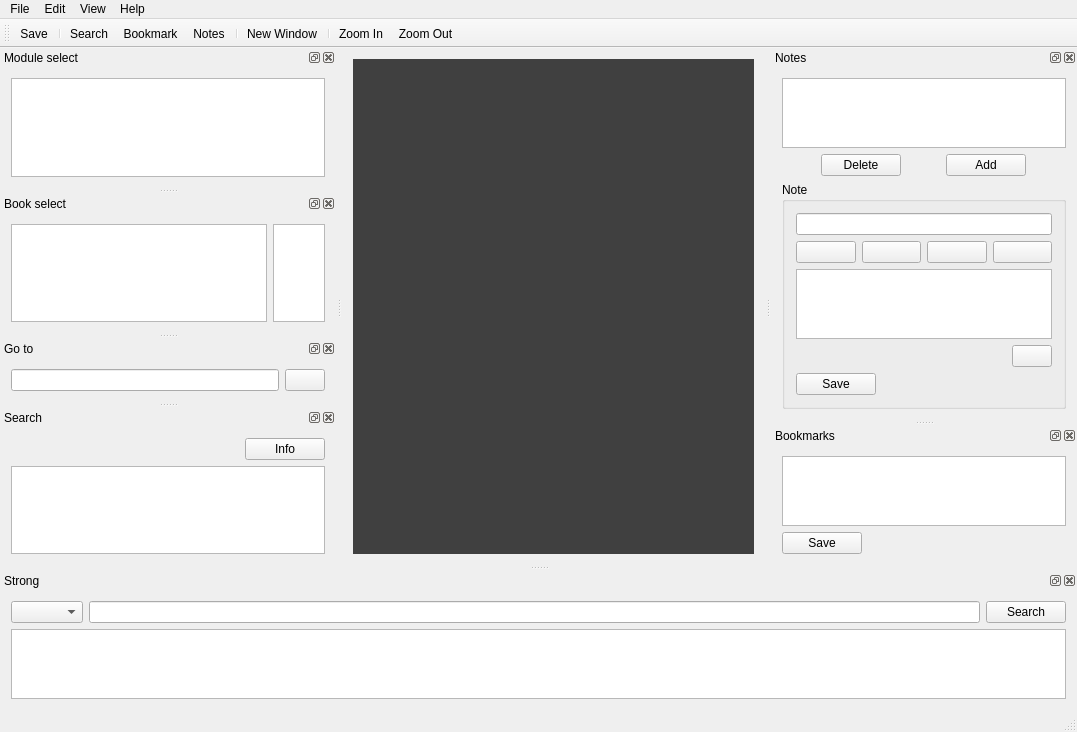
Before: the Qt Designer form src/ui/main/mainwindow.ui in metaxy/openBibleViewer, drawn with Qt 5.
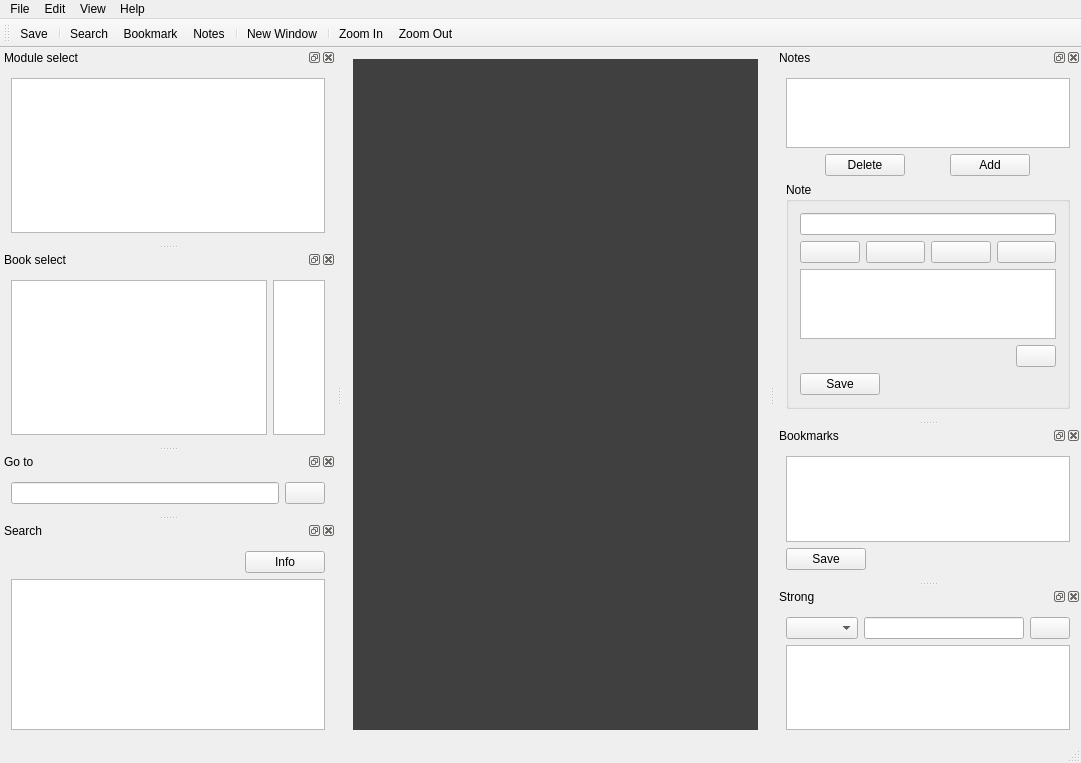
After: the same form once the commit is applied. Icons and pictures are not drawn.

What changed in the file:
```diff
--- a/src/ui/main/mainwindow.ui
+++ b/src/ui/main/mainwindow.ui
@@ -9,8 +9,8 @@
    <rect>
     <x>0</x>
     <y>0</y>
-    <width>1077</width>
-    <height>702</height>
+    <width>1081</width>
+    <height>763</height>
    </rect>
   </property>
   <property name="windowTitle">
@@ -59,7 +59,7 @@
     <rect>
      <x>0</x>
      <y>0</y>
-     <width>1077</width>
+     <width>1081</width>
      <height>23</height>
     </rect>
    </property>
@@ -289,7 +289,7 @@
      <item>
       <widget class="QLineEdit" name="lineEdit_goTo">
        <property name="sizePolicy">
-        <sizepolicy hsizetype="Expanding" vsizetype="Expanding">
+        <sizepolicy hsizetype="Expanding" vsizetype="Fixed">
          <horstretch>0</horstretch>
          <verstretch>0</verstretch>
         </sizepolicy>
@@ -709,7 +709,7 @@
    </property>
    <property name="minimumSize">
     <size>
-     <width>231</width>
+     <width>253</width>
      <height>133</height>
     </size>
    </property>
@@ -717,7 +717,7 @@
     <string>Strong</string>
    </property>
    <attribute name="dockWidgetArea">
-    <number>8</number>
+    <number>2</number>
    </attribute>
    <widget class="QWidget" name="dockWidgetContents_7">
     <layout class="QVBoxLayout" name="verticalLayout_4">
@@ -738,8 +738,18 @@
        </item>
        <item>
         <widget class="QPushButton" name="pushButton_strongSearch">
+         <property name="sizePolicy">
+          <sizepolicy hsizetype="Minimum" vsizetype="Fixed">
+           <horstretch>0</horstretch>
+           <verstretch>0</verstretch>
+          </sizepolicy>
+         </property>
          <property name="text">
-          <string>Search</string>
+          <string/>
+         </property>
+         <property name="icon">
+          <iconset resource="../../icons.qrc">
+           <normaloff>:/icons/16x16/go-jump-locationbar.png</normaloff>:/icons/16x16/go-jump-locationbar.png</iconset>
          </property>
         </widget>
        </item>
```
Left out of the diff: 4 changed lines with no effect on the pictures.
